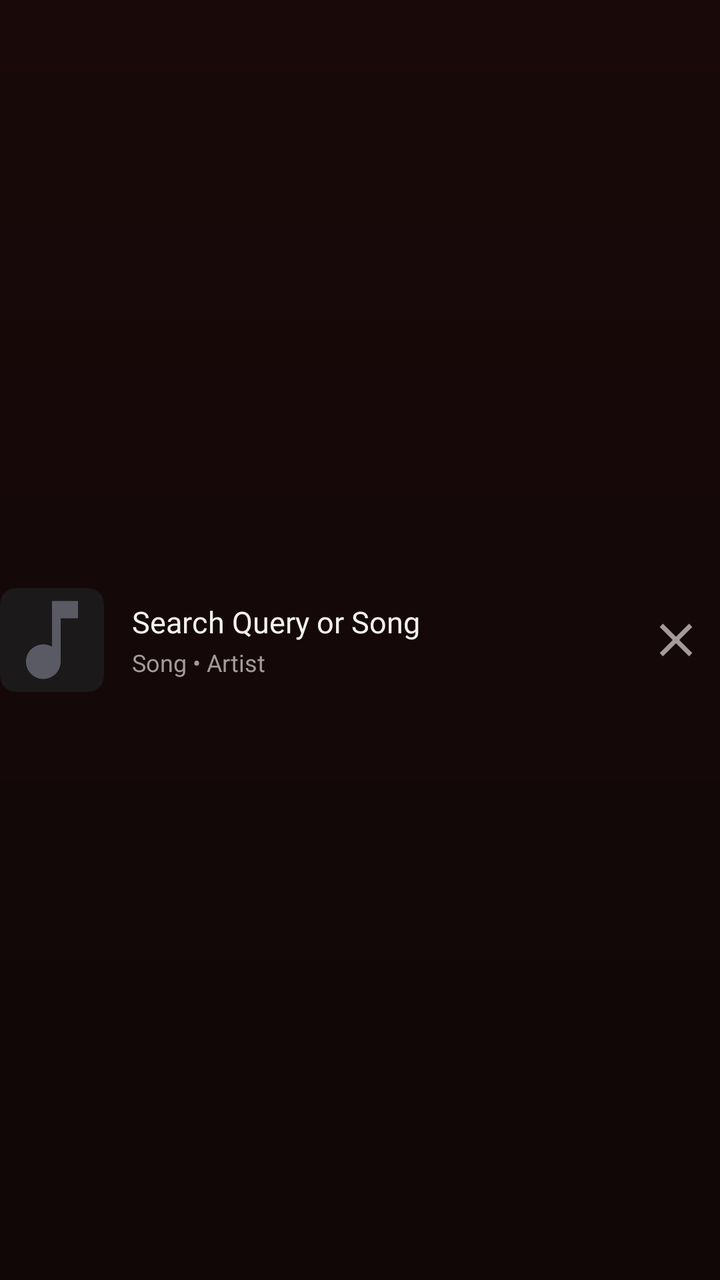
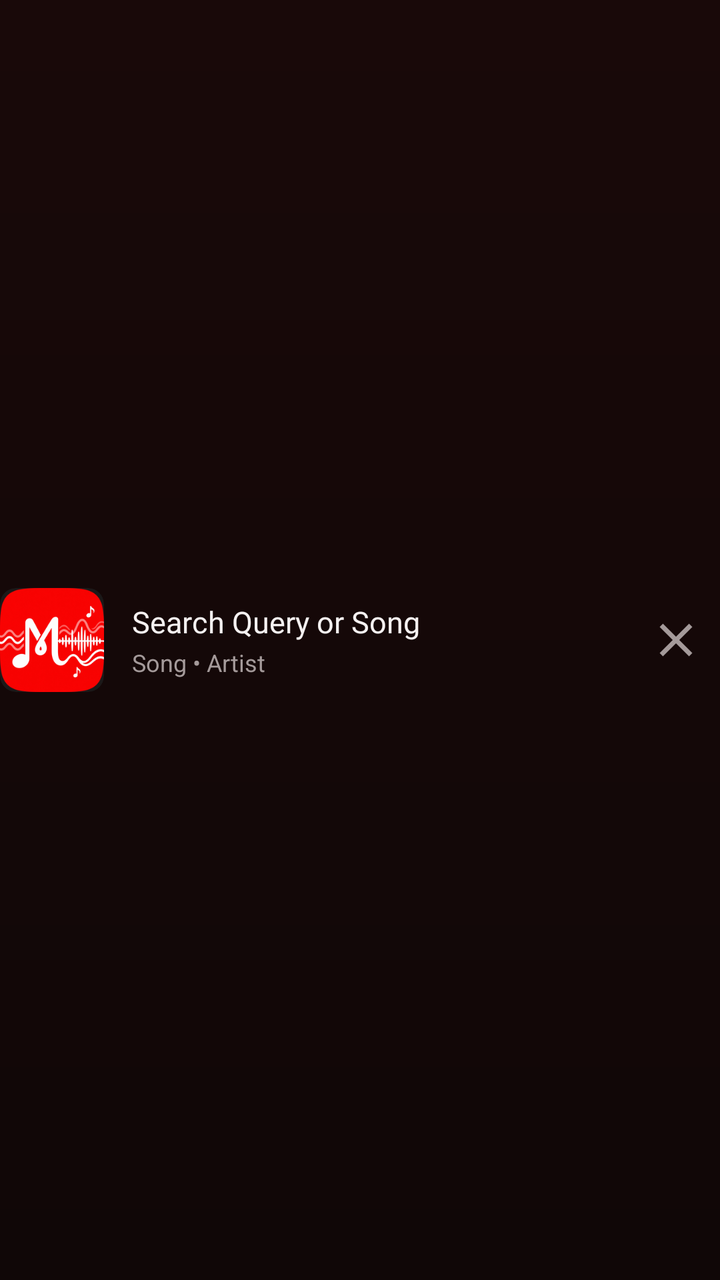

Compare the two renders of this Android layout. The source of the first and the diff that turns it into the second are given below.
<!-- AndroidManifest.xml: application theme Theme.BraveMusicPlayer -->
<!-- res/layout/item_recent_search_row.xml -->
<?xml version="1.0" encoding="utf-8"?>
<LinearLayout xmlns:android="http://schemas.android.com/apk/res/android"
    xmlns:app="http://schemas.android.com/apk/res-auto"
    android:layout_width="match_parent"
    android:layout_height="wrap_content"
    android:background="?android:attr/selectableItemBackground"
    android:gravity="center_vertical"
    android:orientation="horizontal"
    android:paddingTop="8dp"
    android:paddingBottom="8dp">

    
    <androidx.cardview.widget.CardView
        android:layout_width="52dp"
        android:layout_height="52dp"
        app:cardBackgroundColor="@color/surfaceCard"
        app:cardCornerRadius="8dp"
        app:cardElevation="0dp">

        <ImageView
            android:id="@+id/ivRecentSearchThumb"
            android:layout_width="match_parent"
            android:layout_height="match_parent"
            android:contentDescription="Search Thumbnail"
            android:scaleType="centerCrop"
            android:src="@drawable/ic_music_note" />
    </androidx.cardview.widget.CardView>

    
    <LinearLayout
        android:layout_width="0dp"
        android:layout_height="wrap_content"
        android:layout_marginStart="14dp"
        android:layout_marginEnd="8dp"
        android:layout_weight="1"
        android:orientation="vertical">

        <TextView
            android:id="@+id/tvRecentSearchTitle"
            android:layout_width="wrap_content"
            android:layout_height="wrap_content"
            android:ellipsize="end"
            android:fontFamily="@font/youtube_sans_bold_font"
            android:maxLines="1"
            android:text="Search Query or Song"
            android:textColor="@color/textPrimary"
            android:textSize="15sp" />

        <TextView
            android:id="@+id/tvRecentSearchSubtitle"
            android:layout_width="wrap_content"
            android:layout_height="wrap_content"
            android:layout_marginTop="2dp"
            android:ellipsize="end"
            android:fontFamily="sans-serif"
            android:maxLines="1"
            android:text="Song • Artist"
            android:textColor="@color/textSecondary"
            android:textSize="12sp" />
    </LinearLayout>

    
    <ImageView
        android:id="@+id/btnRemoveRecentSearch"
        android:layout_width="44dp"
        android:layout_height="44dp"
        android:background="?android:attr/selectableItemBackgroundBorderless"
        android:contentDescription="Remove search entry"
        android:padding="8dp"
        android:src="@drawable/ic_close"
        app:tint="@color/textSecondary" />

</LinearLayout>
<!-- resources referenced by this layout -->
<resources>
  <color name="surfaceCard">#1B1919</color>
  <color name="textPrimary">#F5F1F1</color>
  <color name="textSecondary">#A49A9A</color>
  <!-- drawable ic_close (drawable) -->
  <vector xmlns:android="http://schemas.android.com/apk/res/android"
      android:width="24dp"
      android:height="24dp"
      android:viewportWidth="24"
      android:viewportHeight="24">
      <path
          android:fillColor="#FFFFFFFF"
          android:pathData="M19,6.41L17.59,5 12,10.59 6.41,5 5,6.41 10.59,12 5,17.59 6.41,19 12,13.41 17.59,19 19,17.59 13.41,12z"/>
  </vector>
  <!-- drawable ic_music_note (drawable) -->
  <vector xmlns:android="http://schemas.android.com/apk/res/android"
      android:width="24dp"
      android:height="24dp"
      android:viewportWidth="24"
      android:viewportHeight="24">
      <path
          android:fillColor="#5A5A64"
          android:pathData="M12,3v10.55c-0.59,-0.34 -1.27,-0.55 -2,-0.55 -2.21,0 -4,1.79 -4,4s1.79,4 4,4 4,-1.79 4,-4V7h4V3h-6z"/>
  </vector>
  <style name="Theme.BraveMusicPlayer" parent="Theme.MaterialComponents.DayNight.NoActionBar">
          <item name="colorPrimary">@color/accentPrimary</item>
          <item name="colorPrimaryVariant">@color/surfaceCard</item>
          <item name="colorOnPrimary">@color/textPrimary</item>
          <item name="colorSecondary">@color/accentPrimary</item>
          <item name="colorSecondaryVariant">@color/accentPressed</item>
          <item name="colorOnSecondary">@color/textPrimary</item>
          <item name="android:colorBackground">@color/background</item>
          <item name="android:statusBarColor">@color/background</item>
          <item name="android:navigationBarColor">@color/backgroundSecondary</item>
          <item name="android:windowLightStatusBar">false</item>
          <item name="android:windowLightNavigationBar" tools:targetApi="27">false</item>
          <item name="android:windowBackground">@drawable/bg_ytm_gradient</item>
          <item name="bottomSheetDialogTheme">@style/MelodyBottomSheetDialogTheme</item>
      </style>
  <color name="accentPrimary">#B8203A</color>
  <color name="accentPressed">#8F1830</color>
  <color name="background">#100707</color>
  <color name="backgroundSecondary">#190909</color>
  <!-- drawable bg_ytm_gradient (drawable) -->
  <?xml version="1.0" encoding="utf-8"?>
  <shape xmlns:android="http://schemas.android.com/apk/res/android"
      android:shape="rectangle">
      <gradient
          android:angle="270"
          android:startColor="@color/backgroundSecondary"
          android:endColor="@color/background"
          android:type="linear" />
  </shape>
  <style name="MelodyBottomSheetDialogTheme" parent="Theme.Design.Light.BottomSheetDialog">
          <item name="bottomSheetStyle">@style/MelodyBottomSheetStyle</item>
          <item name="android:windowIsFloating">false</item>
          <item name="android:navigationBarColor">@color/backgroundSecondary</item>
          <item name="android:windowLightNavigationBar" tools:targetApi="27">false</item>
      </style>
  <style name="MelodyBottomSheetStyle" parent="Widget.Design.BottomSheet.Modal">
          <item name="android:background">@android:color/transparent</item>
      </style>
</resources>

<!-- the commit's change to res/layout/item_recent_search_row.xml (unified diff, before → after) -->
@@ -23,7 +23,7 @@
             android:layout_height="match_parent"
             android:contentDescription="Search Thumbnail"
             android:scaleType="centerCrop"
-            android:src="@drawable/ic_music_note" />
+            android:src="@drawable/ic_melody_logo" />
     </androidx.cardview.widget.CardView>
 
     
<!-- resource entries referenced after the edit -->
@@ -13,16 +13,7 @@
           android:fillColor="#FFFFFFFF"
           android:pathData="M19,6.41L17.59,5 12,10.59 6.41,5 5,6.41 10.59,12 5,17.59 6.41,19 12,13.41 17.59,19 19,17.59 13.41,12z"/>
   </vector>
-  <!-- drawable ic_music_note (drawable) -->
-  <vector xmlns:android="http://schemas.android.com/apk/res/android"
-      android:width="24dp"
-      android:height="24dp"
-      android:viewportWidth="24"
-      android:viewportHeight="24">
-      <path
-          android:fillColor="#5A5A64"
-          android:pathData="M12,3v10.55c-0.59,-0.34 -1.27,-0.55 -2,-0.55 -2.21,0 -4,1.79 -4,4s1.79,4 4,4 4,-1.79 4,-4V7h4V3h-6z"/>
-  </vector>
+  <!-- drawable ic_melody_logo: png bitmap (drawable, 46801 bytes) -->
   <style name="Theme.BraveMusicPlayer" parent="Theme.MaterialComponents.DayNight.NoActionBar">
           <item name="colorPrimary">@color/accentPrimary</item>
           <item name="colorPrimaryVariant">@color/surfaceCard</item>
